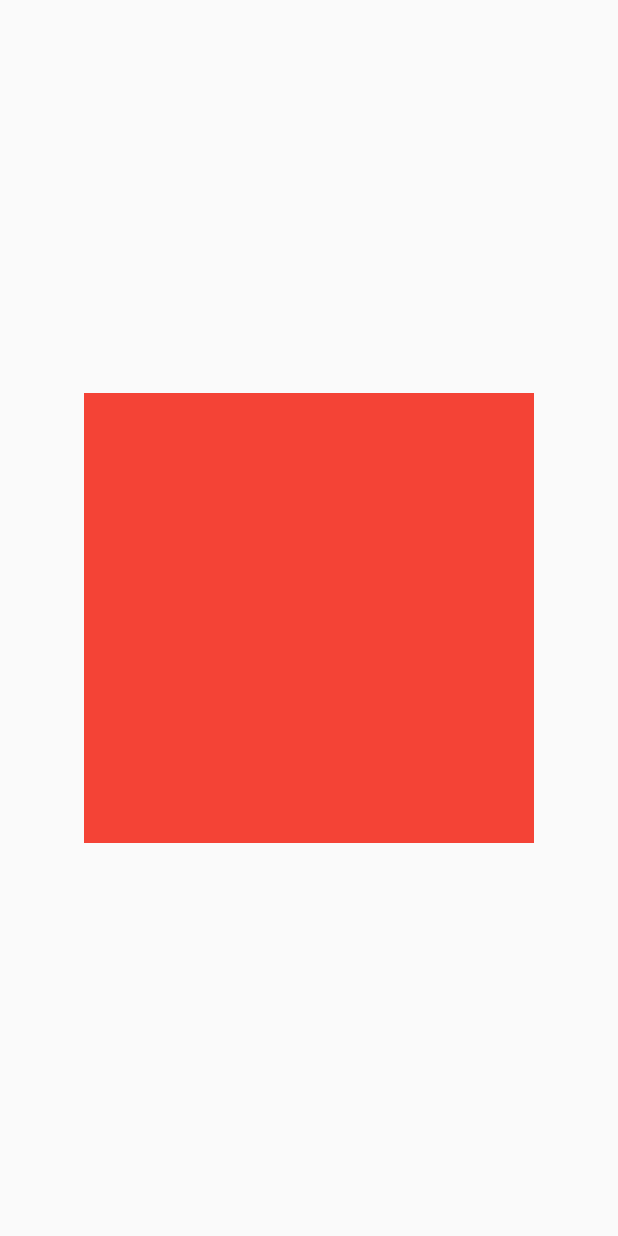
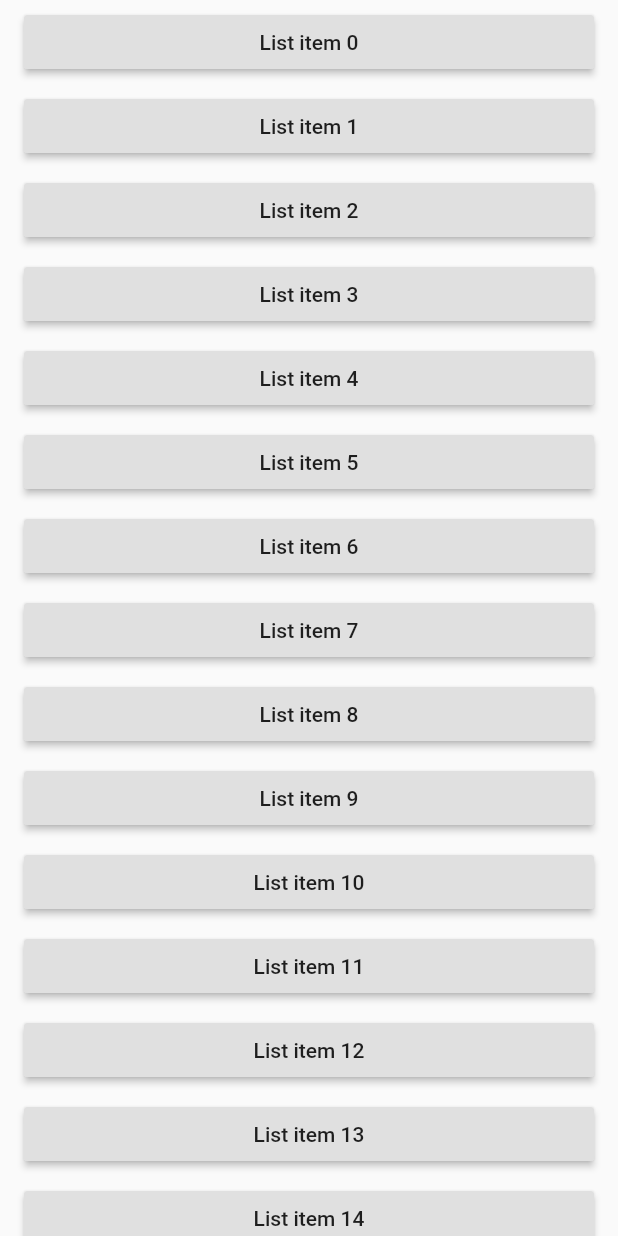
Before and after one commit to sanjay-rb/100-Days-Of-Flutter-Widgets, a Flutter app: the screen it shows after launch, on a phone screen of 412 x 824 dp. Run offline on Flutter 3.47's test engine with Material 2 defaults, Android fonts, the phone set to English and light mode, and no system bars.

Commit message:
Day22 completed with AbsorbPointer

```diff
--- /dev/null
+++ b/hundred_days_of_flutter_widget/lib/day022_absorb_pointer.dart
@@ -0,0 +1,38 @@
+import 'package:flutter/material.dart';
+
+class Day22AbsorbPointer extends StatelessWidget {
+  const Day22AbsorbPointer({Key key}) : super(key: key);
+
+  @override
+  Widget build(BuildContext context) {
+    return Center(
+      child: AbsorbPointer(
+        /**
+         * ? What is AbsorbPointer....
+         * ! with the help of [AbsorbPointer] we can prevent the touch event from the user....
+         */
+        absorbing: true, // ! change here to activate the event....
+        /**
+         * ! When absorbing is true, this widget prevents its subtree from receiving pointer events by terminating hit testing at itself....
+         * [absorbing] == true ? try to scroll the listview....
+         */
+        ignoringSemantics: false,
+        /**
+         * ! Whether the semantics of this render object is ignored when compiling the semantics tree....
+         * ! if null takes the [absorbing] value....
+         */
+        child: ListView.builder( // ? here the ListView have scroll event....
+          itemBuilder: (BuildContext context, int index) {
+            return ListTile(
+              title: RaisedButton( // ? here the RaisedButton have click event....
+                child: Text("List item $index"),
+                onPressed: (){
+                print("List item $index");
+              }),
+            );
+          },
+        ),
+      ),
+    );
+  }
+}
--- a/hundred_days_of_flutter_widget/lib/main.dart
+++ b/hundred_days_of_flutter_widget/lib/main.dart
@@ -21,6 +21,7 @@ import 'package:hundreddaysofflutterwidget/day018_custompaint.dart';
 import 'package:hundreddaysofflutterwidget/day019_tooltip.dart';
 import 'package:hundreddaysofflutterwidget/day020_fittedbox.dart';
 import 'package:hundreddaysofflutterwidget/day021_layout_builder.dart';
+import 'package:hundreddaysofflutterwidget/day022_absorb_pointer.dart';
 
 void main() {
   runApp(MyApp());
@@ -54,7 +55,7 @@ class _MainPageState extends State<MainPage> {
   Widget build(BuildContext context) {
     return Scaffold(
       body: SafeArea(
-        child: Day21LayoutBuilder(),
+        child: Day22AbsorbPointer(),
       ),
     );
   }
```
Also changed, not shown: 1 other file.
